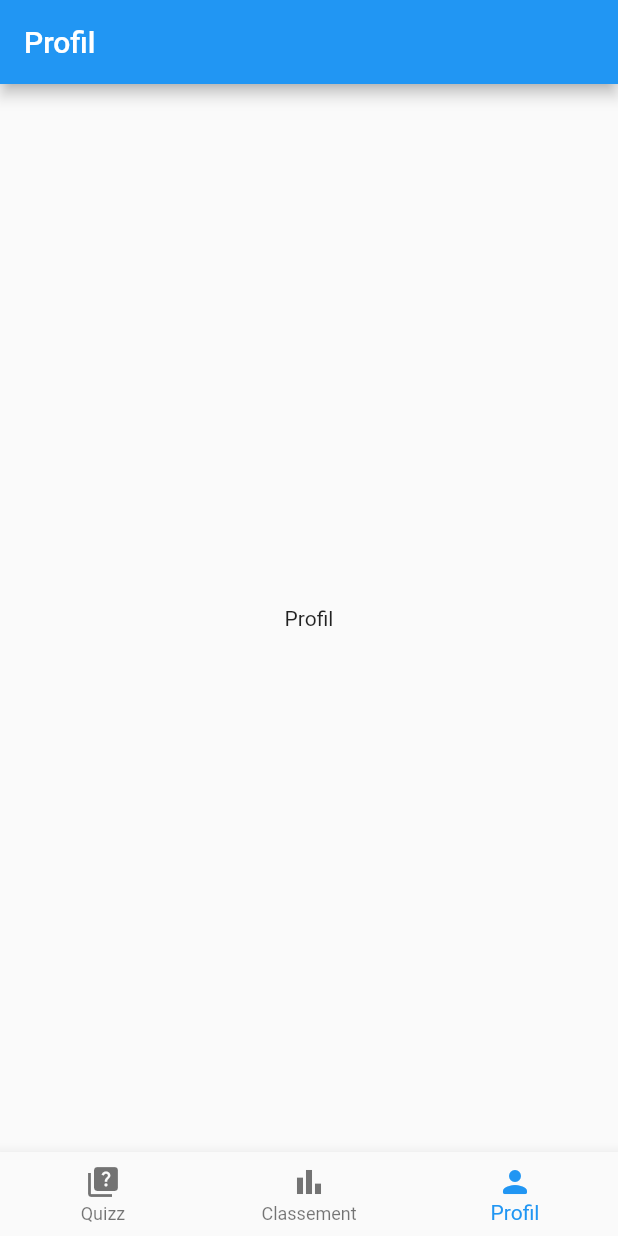
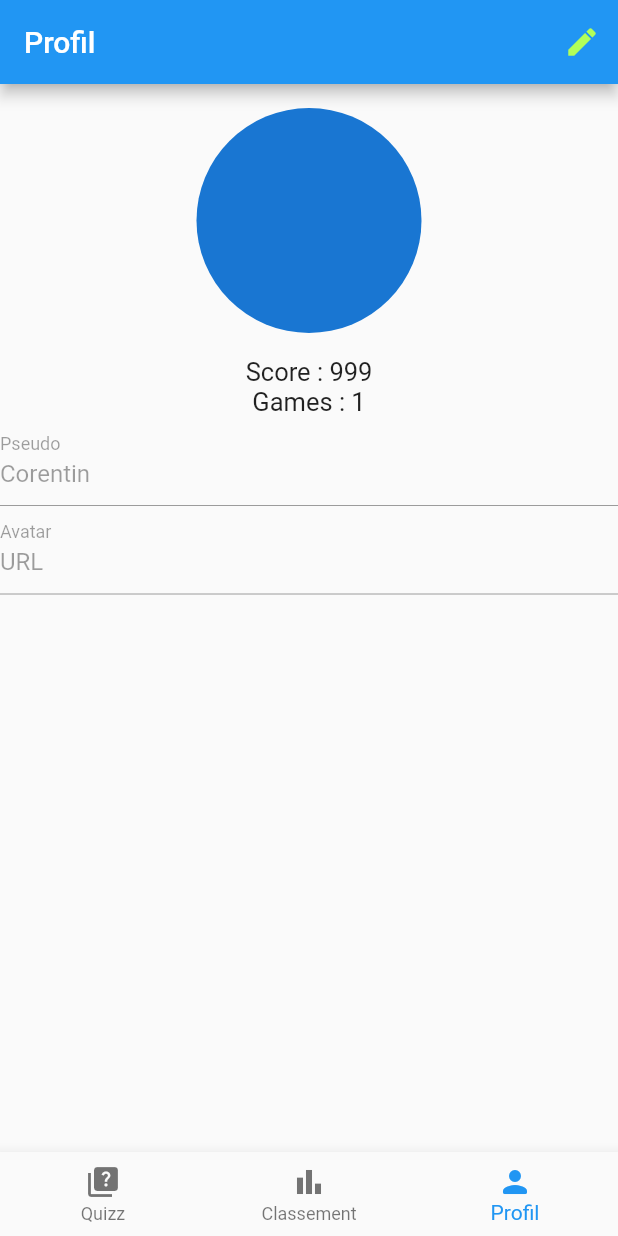
Before and after one commit to unknnow/FlutterTrivialPursuit, a Flutter app: the screen it shows after launch, item 3 of the bottom bar chosen, on a phone screen of 412 x 824 dp. Run offline on Flutter 3.47's test engine with Material 2 defaults, Android fonts, the phone set to English and light mode, and no system bars; our stand-ins replace firebase_core, flutter_svg, image_picker; accounts and stored records are empty.

```diff
--- a/lib/data/entities/User.dart
+++ b/lib/data/entities/User.dart
@@ -1,5 +1,5 @@
 /// id : 0
-/// scsore : 0
+/// score : 0
 /// pseudo : "Corentin"
 /// avatar : "url"
 /// games : 1
@@ -7,13 +7,13 @@
 class User {
   User({
     int? id,
-    int? scsore,
+    int? score,
     String? pseudo,
     String? avatar,
     int? games,
   }) {
     _id = id;
-    _scsore = scsore;
+    _score = score;
     _pseudo = pseudo;
     _avatar = avatar;
     _games = games;
@@ -21,21 +21,21 @@ class User {
 
   User.fromJson(dynamic json) {
     _id = json['id'];
-    _scsore = json['scsore'];
+    _score = json['score'];
     _pseudo = json['pseudo'];
     _avatar = json['avatar'];
     _games = json['games'];
   }
 
   int? _id;
-  int? _scsore;
+  int? _score;
   String? _pseudo;
   String? _avatar;
   int? _games;
 
   int? get id => _id;
 
-  int? get scsore => _scsore;
+  int? get score => _score;
 
   String? get pseudo => _pseudo;
 
@@ -46,7 +46,7 @@ class User {
   Map<String, dynamic> toJson() {
     final map = <String, dynamic>{};
     map['id'] = _id;
-    map['scsore'] = _scsore;
+    map['score'] = _score;
     map['pseudo'] = _pseudo;
     map['avatar'] = _avatar;
     map['games'] = _games;
--- a/lib/main.dart
+++ b/lib/main.dart
@@ -1,10 +1,16 @@
 import 'package:flutter/material.dart';
 import 'package:flutter_svg/flutter_svg.dart';
+import 'package:fluttertrivialp/firebase_options.dart';
 import 'package:fluttertrivialp/ui/pages/leaderboard/leaderboard_page.dart';
 import 'package:fluttertrivialp/ui/pages/profil/profil_page.dart';
 import 'package:fluttertrivialp/ui/pages/quizz/quizz_page.dart';
+import 'package:firebase_core/firebase_core.dart';
 
-void main() {
+void main() async {
+  WidgetsFlutterBinding.ensureInitialized();
+  await Firebase.initializeApp(
+    options: DefaultFirebaseOptions.currentPlatform,
+  );
   runApp(const MyApp());
 }
 
@@ -59,24 +65,21 @@ class _MyHomePageState extends State<MyHomePage> {
   @override
   Widget build(BuildContext context) {
     return Scaffold(
-      appBar: AppBar(
-        title: Text(_titles[_selectedIndex]),
-      ),
-      body: IndexedStack(
-        index: _selectedIndex,
-        children: _pages,
+      body: Center(
+        child: _pages[_selectedIndex],
       ),
       bottomNavigationBar: BottomNavigationBar(
         items: const [
           BottomNavigationBarItem(icon: Icon(Icons.quiz), label: "Quizz"),
-          BottomNavigationBarItem(icon: Icon(Icons.bar_chart_sharp), label: "Classement"),
-          BottomNavigationBarItem(icon: Icon(Icons.person_rounded), label: "Profil"),
+          BottomNavigationBarItem(
+              icon: Icon(Icons.bar_chart_sharp), label: "Classement"),
+          BottomNavigationBarItem(
+              icon: Icon(Icons.person_rounded), label: "Profil"),
         ],
         currentIndex: _selectedIndex,
         selectedItemColor: Colors.blue,
         onTap: _onItemTapped,
       ),
-
     );
   }
 }
--- a/lib/ui/pages/profil/profil_page.dart
+++ b/lib/ui/pages/profil/profil_page.dart
@@ -1,13 +1,114 @@
+import 'dart:io';
+
 import 'package:flutter/material.dart';
+import 'package:fluttertrivialp/data/entities/User.dart';
+import 'package:image_picker/image_picker.dart';
 
-class ProfilPage extends StatelessWidget {
+class ProfilPage extends StatefulWidget {
   const ProfilPage({Key? key}) : super(key: key);
 
   @override
+  State<ProfilPage> createState() => _ProfilPageState();
+}
+
+class _ProfilPageState extends State<ProfilPage> {
+  bool allowEdit = false;
+  User user = User.fromJson({
+    'id': 1,
+    'score': 999,
+    'pseudo': 'Corentin',
+    'avatar': 'URL',
+    'games': 1
+  });
+
+  TextStyle labelStyle =
+      const TextStyle(fontSize: 20, fontWeight: FontWeight.bold);
+  TextStyle textStyle = const TextStyle(
+    fontSize: 17,
+  );
+
+  TextEditingController pseudoController = TextEditingController();
+  TextEditingController avatarController = TextEditingController();
+  File _userAvatar = File("");
+
+  _ProfilPageState() {
+    pseudoController.text = user.pseudo.toString();
+    avatarController.text = user.avatar.toString();
+  }
+
+  void saveForm() {
+    setState(() {
+      print(pseudoController.text);
+      print(avatarController.text);
+    });
+  }
+
+  final ImagePicker _picker = ImagePicker();
+
+  @override
   Widget build(BuildContext context) {
-    return const Center(
-      child: Text(
-        'Profil',
+    return Scaffold(
+      appBar: AppBar(
+        title: Text("Profil"),
+        actions: [
+          IconButton(
+              onPressed: () {
+                setState(() {
+                  allowEdit = !allowEdit;
+                });
+              },
+              icon: const Icon(Icons.edit, color: Colors.lightGreenAccent))
+        ],
+      ),
+      body: Center(
+        child: Form(
+          child: Column(
+            children: [
+              Padding(
+                  padding: const EdgeInsets.all(16.0),
+                  child: InkWell(
+                      onTap: () async {
+                        XFile? image = await _picker.pickImage(
+                            source: ImageSource.gallery);
+                        setState(() {
+                          if (image != null) {
+                            _userAvatar = File(image.path);
+                          }
+                        });
+                      },
+                      child: const SizedBox(
+                          height: 150,
+                          width: 150,
+                          child: CircleAvatar(
+                            backgroundImage: null,
+                          )
+                      )
+                  )
+              ),
+              Text("Score : ${user.score}", style: textStyle),
+              Text("Games : ${user.games}", style: textStyle),
+              TextField(
+                enabled: allowEdit,
+                controller: pseudoController,
+                decoration: const InputDecoration(
+                    border: UnderlineInputBorder(), labelText: "Pseudo"),
+              ),
+              TextField(
+                enabled: allowEdit,
+                controller: avatarController,
+                decoration: const InputDecoration(
+                    border: UnderlineInputBorder(), labelText: "Avatar"),
+              ),
+              Visibility(
+                visible: allowEdit,
+                child: TextButton(
+                  onPressed: saveForm,
+                  child: const Text('Sauvegarder'),
+                ),
+              ),
+            ],
+          ),
+        ),
       ),
     );
   }
--- a/pubspec.yaml
+++ b/pubspec.yaml
@@ -30,6 +30,10 @@ dependencies:
   flutter:
     sdk: flutter
   flutter_svg: ^1.1.1+1
+  image_picker: ^0.8.5+3
+  firebase_core: ^1.17.1
+  cloud_firestore: ^3.2.1
+  firebase_auth: ^3.4.1
 
 
   # The following adds the Cupertino Icons font to your application.
```
Also changed, not shown: lib/ui/pages/leaderboard/leaderboard_page.dart (+9 -2 lines), lib/ui/pages/quizz/quizz_page.dart (+8 -3 lines), lib/firebase_options.dart (added), pubspec.lock, 4 other files.
